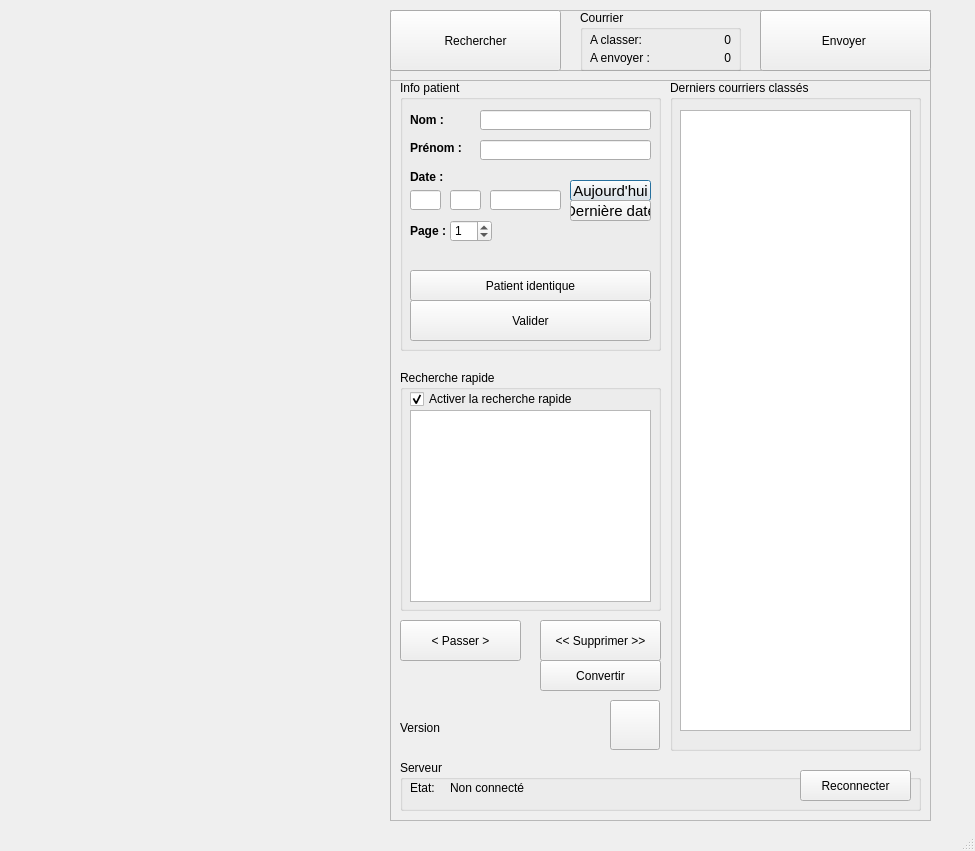
laurent82/NewCourrierManager, file source/CourrierManager/program/ui_forms/courriermanager.ui: the form before one commit.
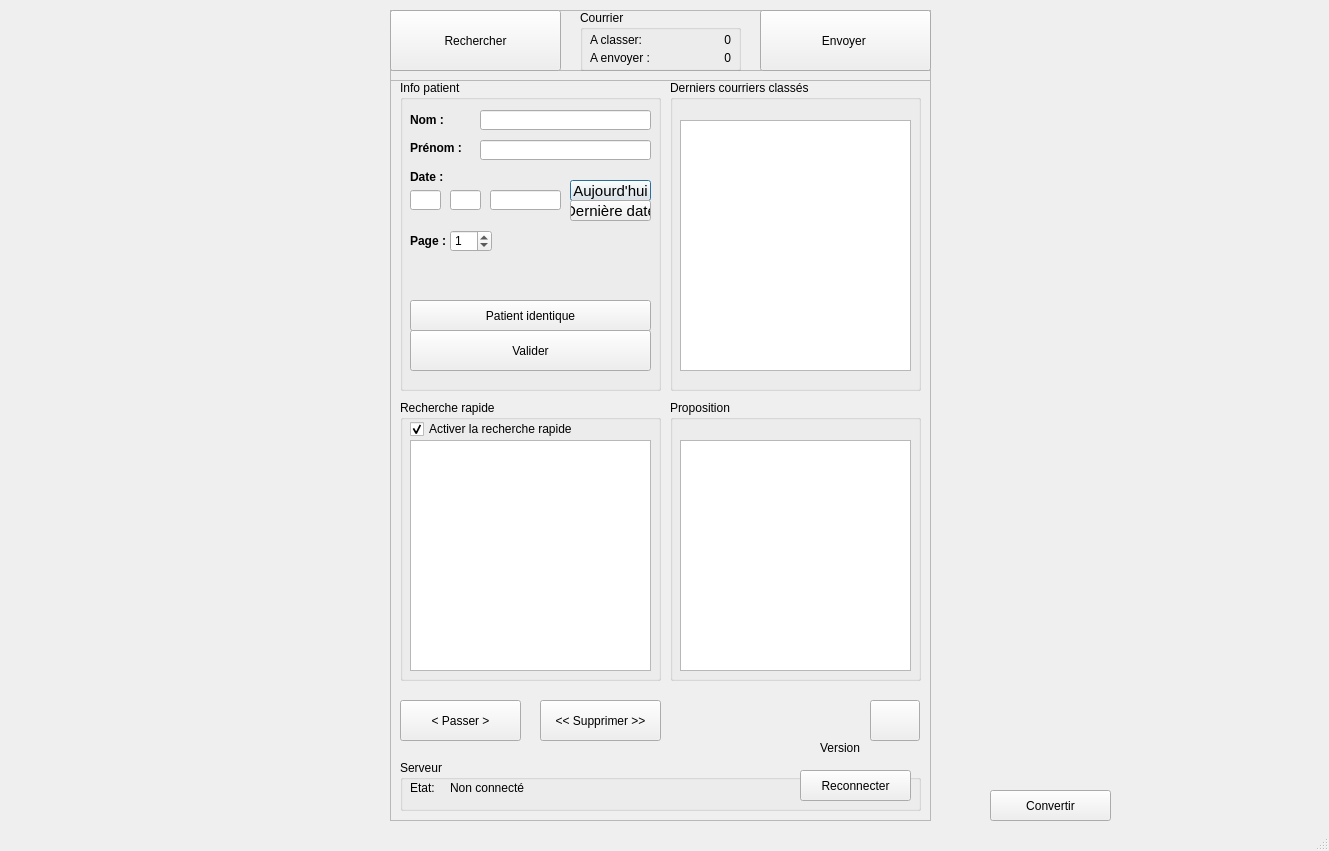
The form after the commit.

```diff
--- a/source/CourrierManager/program/ui_forms/courriermanager.ui
+++ b/source/CourrierManager/program/ui_forms/courriermanager.ui
@@ -6,7 +6,7 @@
    <rect>
     <x>0</x>
     <y>0</y>
-    <width>975</width>
+    <width>1329</width>
     <height>851</height>
    </rect>
   </property>
@@ -52,7 +52,7 @@
       <x>10</x>
       <y>10</y>
       <width>261</width>
-      <height>271</height>
+      <height>311</height>
      </rect>
     </property>
     <property name="title">
@@ -205,7 +205,7 @@
      <property name="geometry">
       <rect>
        <x>10</x>
-       <y>140</y>
+       <y>150</y>
        <width>46</width>
        <height>21</height>
       </rect>
@@ -224,7 +224,7 @@
      <property name="geometry">
       <rect>
        <x>50</x>
-       <y>140</y>
+       <y>150</y>
        <width>42</width>
        <height>22</height>
       </rect>
@@ -237,7 +237,7 @@
      <property name="geometry">
       <rect>
        <x>10</x>
-       <y>220</y>
+       <y>250</y>
        <width>241</width>
        <height>41</height>
       </rect>
@@ -250,7 +250,7 @@
      <property name="geometry">
       <rect>
        <x>10</x>
-       <y>190</y>
+       <y>220</y>
        <width>241</width>
        <height>31</height>
       </rect>
@@ -264,9 +264,9 @@
     <property name="geometry">
      <rect>
       <x>10</x>
-      <y>300</y>
+      <y>330</y>
       <width>261</width>
-      <height>241</height>
+      <height>281</height>
      </rect>
     </property>
     <property name="title">
@@ -294,7 +294,7 @@
        <x>10</x>
        <y>40</y>
        <width>241</width>
-       <height>192</height>
+       <height>231</height>
       </rect>
      </property>
      <property name="horizontalScrollBarPolicy">
@@ -309,7 +309,7 @@
     <property name="geometry">
      <rect>
       <x>10</x>
-      <y>550</y>
+      <y>630</y>
       <width>121</width>
       <height>41</height>
      </rect>
@@ -322,7 +322,7 @@
     <property name="geometry">
      <rect>
       <x>150</x>
-      <y>550</y>
+      <y>630</y>
       <width>121</width>
       <height>41</height>
      </rect>
@@ -337,48 +337,12 @@
      <string>&lt;&lt; Supprimer &gt;&gt;</string>
     </property>
    </widget>
-   <widget class="QGroupBox" name="grpLastMade">
-    <property name="geometry">
-     <rect>
-      <x>280</x>
-      <y>10</y>
-      <width>251</width>
-      <height>671</height>
-     </rect>
-    </property>
-    <property name="title">
-     <string>Derniers courriers classés</string>
-    </property>
-    <widget class="QTableWidget" name="m_historyTable">
-     <property name="geometry">
-      <rect>
-       <x>10</x>
-       <y>30</y>
-       <width>231</width>
-       <height>621</height>
-      </rect>
-     </property>
-    </widget>
-   </widget>
-   <widget class="QPushButton" name="btnConvert">
-    <property name="geometry">
-     <rect>
-      <x>150</x>
-      <y>590</y>
-      <width>121</width>
-      <height>31</height>
-     </rect>
-    </property>
-    <property name="text">
-     <string>Convertir</string>
-    </property>
-   </widget>
    <widget class="QLabel" name="lblVersion">
     <property name="geometry">
      <rect>
-      <x>10</x>
-      <y>650</y>
-      <width>241</width>
+      <x>430</x>
+      <y>670</y>
+      <width>101</width>
       <height>16</height>
      </rect>
     </property>
@@ -389,10 +353,10 @@
    <widget class="QPushButton" name="btnConfiguration">
     <property name="geometry">
      <rect>
-      <x>220</x>
+      <x>480</x>
       <y>630</y>
       <width>50</width>
-      <height>50</height>
+      <height>41</height>
      </rect>
     </property>
     <property name="text">
@@ -457,6 +421,52 @@
      </property>
     </widget>
    </widget>
+   <widget class="QGroupBox" name="grpOcr">
+    <property name="geometry">
+     <rect>
+      <x>280</x>
+      <y>330</y>
+      <width>251</width>
+      <height>281</height>
+     </rect>
+    </property>
+    <property name="title">
+     <string>Proposition</string>
+    </property>
+    <widget class="QListWidget" name="ocrWidget">
+     <property name="geometry">
+      <rect>
+       <x>10</x>
+       <y>40</y>
+       <width>231</width>
+       <height>231</height>
+      </rect>
+     </property>
+    </widget>
+   </widget>
+   <widget class="QGroupBox" name="grpLastMade">
+    <property name="geometry">
+     <rect>
+      <x>280</x>
+      <y>10</y>
+      <width>251</width>
+      <height>311</height>
+     </rect>
+    </property>
+    <property name="title">
+     <string>Derniers courriers classés</string>
+    </property>
+    <widget class="QTableWidget" name="m_historyTable">
+     <property name="geometry">
+      <rect>
+       <x>10</x>
+       <y>40</y>
+       <width>231</width>
+       <height>251</height>
+      </rect>
+     </property>
+    </widget>
+   </widget>
   </widget>
   <widget class="QFrame" name="topButtons">
    <property name="geometry">
@@ -571,6 +581,23 @@
     </widget>
    </widget>
   </widget>
+  <widget class="QPushButton" name="btnConvert">
+   <property name="geometry">
+    <rect>
+     <x>990</x>
+     <y>790</y>
+     <width>121</width>
+     <height>31</height>
+    </rect>
+   </property>
+   <property name="text">
+    <string>Convertir</string>
+   </property>
+  </widget>
+  <zorder>toolBar</zorder>
+  <zorder>topButtons</zorder>
+  <zorder>horizontalLayoutWidget</zorder>
+  <zorder>btnConvert</zorder>
  </widget>
  <layoutdefault spacing="6" margin="11"/>
  <resources/>
```
Left out of the diff: 15 changed lines with no effect on the pictures.
